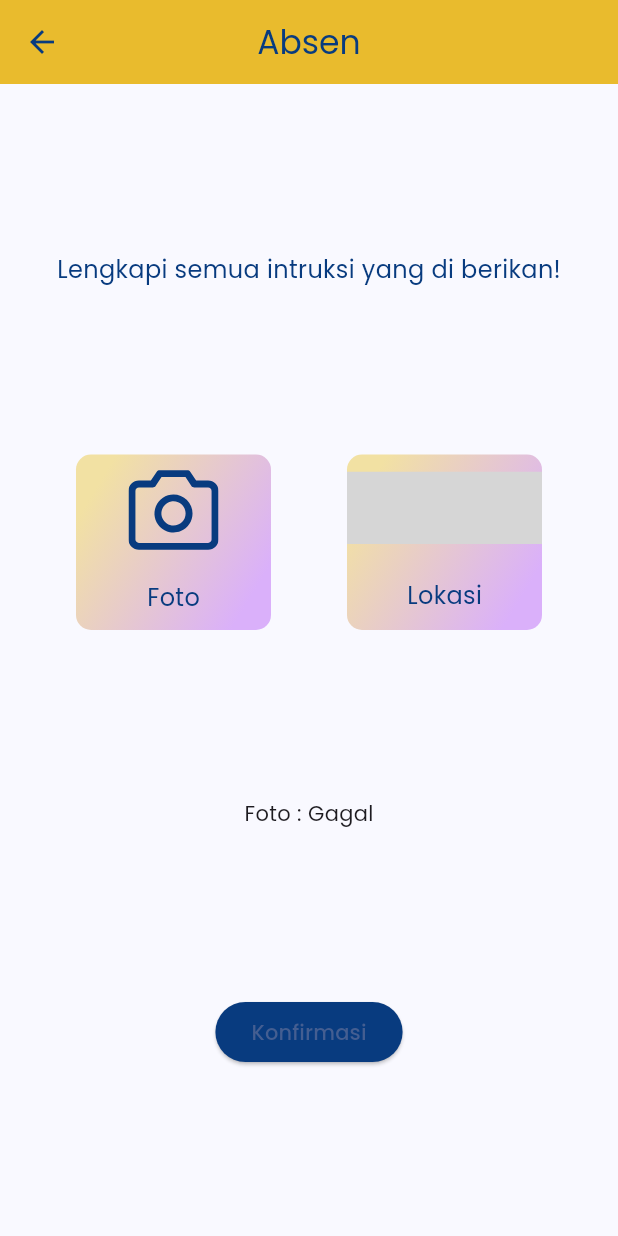
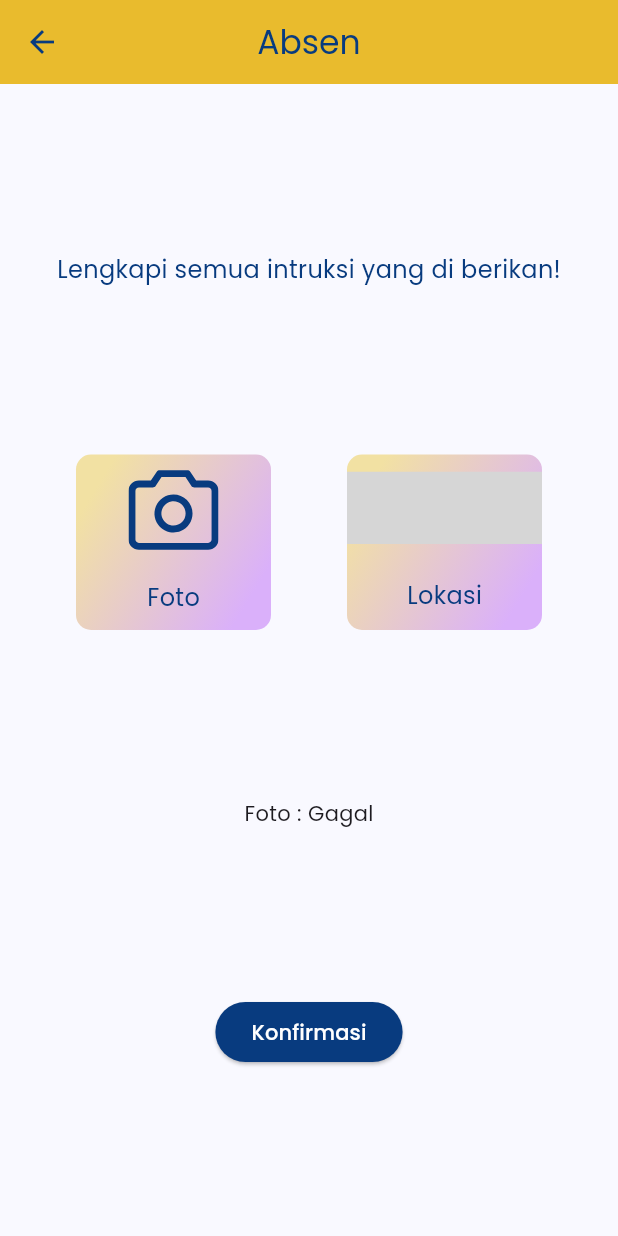
Before and after one commit to TomiSaputraa/FrontendAbsensiRSUD, a Flutter app: the AbsenPage screen opened directly, after a tap on "Konfirmasi", on a phone screen of 412 x 824 dp. Run offline on Flutter 3.47's test engine with Material 3 defaults, Android fonts, the phone set to English and light mode, and no system bars; our stand-ins replace dio, flutter_bloc, flutter_secure_storage, flutter_svg, geolocator, google_fonts and 2 more; accounts and stored records are empty; project files that could hold a hidden picture were left out; grey boxes are pictures that could not be loaded.

Commit message:
fix login screen and boilerplate

```diff
--- a/lib/main.dart
+++ b/lib/main.dart
@@ -1,3 +1,4 @@
+import 'package:absensi_mattaher/ui/screens/login.dart';
 import 'package:absensi_mattaher/ui/screens/user/home.dart';
 import 'package:flutter/material.dart';
 import 'package:flutter_secure_storage/flutter_secure_storage.dart';
@@ -34,7 +35,7 @@ class MyApp extends StatelessWidget {
         primaryTextTheme: GoogleFonts.poppinsTextTheme(),
       ),
       debugShowCheckedModeBanner: false,
-      home: const Home(),
+      home: const LoginScreen(),
     );
   }
 }
--- a/lib/ui/screens/user/absen/absen_screen.dart
+++ b/lib/ui/screens/user/absen/absen_screen.dart
@@ -5,6 +5,7 @@
 import 'package:absensi_mattaher/ui/widgets/appbar.dart';
 import 'package:absensi_mattaher/services/database_services.dart';
 import 'package:absensi_mattaher/repositories/absensi_repositories.dart';
+import 'package:absensi_mattaher/ui/widgets/konfirmasi_button.dart';
 import 'package:absensi_mattaher/utils/ui_utils.dart';
 import 'package:dio/dio.dart';
 import 'package:flutter/material.dart';
@@ -91,9 +92,14 @@
                       ),
               ],
             ),
-            ElevatedButton(
-              onPressed: () async {
+            wKonfirmasiButton(
+              function: () async {
                 try {
+                  if (imagePath.length < 20) {
+                    print("object");
+                    return;
+                  }
+                  log("value");
                   // print(imagePath);
                   var idUser = await DataBase().storageGetString('id_user');
                   var lat = await DataBase().prefGetString('latitude');
@@ -121,12 +127,6 @@
                   }
                 }
               },
-              style: const ButtonStyle(
-                backgroundColor: MaterialStatePropertyAll(
-                  kPrimaryColor,
-                ),
-              ),
-              child: const Text('Konfirmasi'),
             ),
           ],
         ),
```
Also changed, not shown: lib/ui/screens/login.dart (+11 -9 lines), lib/ui/screens/user/home/home_screen.dart (+5 -3 lines).
